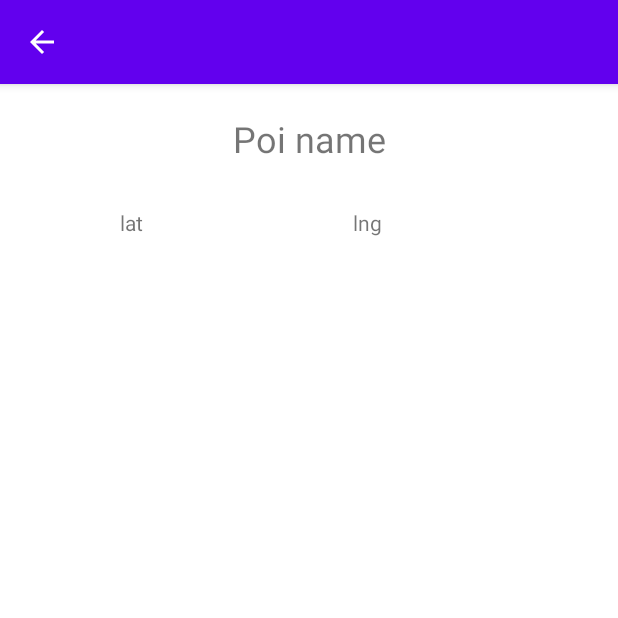
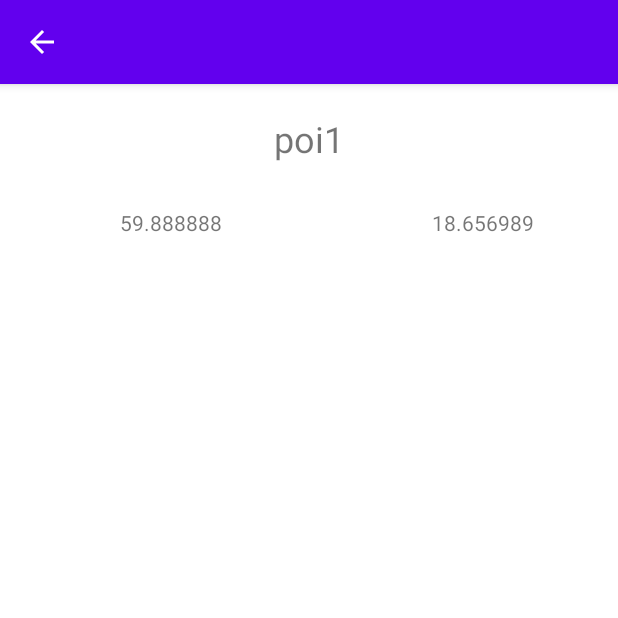
Before and after one commit to k-ola/PI, an Android app: the ShortDetailsActivity screen opened directly, with no data from a screen before it, after a tap on "poi1", on a phone screen of 412 x 824 dp, the top half of it. Run offline under Robolectric (Android 15) with nearby library versions, the phone set to English and light mode, and no system bars.

Commit message:
version with the list with all pois clickable preliminary db.poi details added.

```diff
--- a/app/build.gradle
+++ b/app/build.gradle
@@ -52,6 +52,7 @@ dependencies {
     implementation 'com.google.android.gms:play-services-maps:18.0.0'
     implementation 'com.google.android.gms:play-services-location:19.0.1'
     implementation 'com.google.android.libraries.places:places:2.4.0'
+    implementation 'androidx.legacy:legacy-support-v4:1.0.0'
     testImplementation 'junit:junit:4.+'
     androidTestImplementation 'androidx.test.ext:junit:1.1.3'
     androidTestImplementation 'androidx.test.espresso:espresso-core:3.4.0'
--- a/app/src/main/AndroidManifest.xml
+++ b/app/src/main/AndroidManifest.xml
@@ -19,7 +19,9 @@
         android:roundIcon="@mipmap/ic_launcher_round"
         android:supportsRtl="true"
         android:theme="@style/Theme.WBunkry">
-
+        <activity
+            android:name=".activities.NewShortDetailsActivity"
+            android:exported="false" />
         <!--
              The API key for Google Maps-based APIs is defined as a string resource.
              (See the file "res/values/google_maps_api.xml").
--- a/app/src/main/java/com/example/wbunkry/activities/ShortDetailsActivity.kt
+++ b/app/src/main/java/com/example/wbunkry/activities/ShortDetailsActivity.kt
@@ -1,5 +1,6 @@
 package com.example.wbunkry.activities
 
+import android.app.Activity
 import android.content.Intent
 import androidx.appcompat.app.AppCompatActivity
 import android.os.Bundle
@@ -12,13 +13,14 @@ import com.example.wbunkry.R
 import com.example.wbunkry.adapters.PoiAdapter
 import com.example.wbunkry.database.ShortPathDB
 import com.example.wbunkry.databinding.ActivityShortDetailsBinding
+import java.text.FieldPosition
 
 
 class ShortDetailsActivity : AppCompatActivity(), PoiAdapter.OnItemClickListener {
 
     private lateinit var poiAdapter : PoiAdapter
     private lateinit var recyclerView: RecyclerView
-    //private lateinit var binding: ActivityShortDetailsBinding
+
 
 
 
@@ -31,19 +33,20 @@ class ShortDetailsActivity : AppCompatActivity(), PoiAdapter.OnItemClickListener
 
         poiAdapter=PoiAdapter(applicationContext, this)
         recyclerView.adapter = poiAdapter
+
             }
 
+
+
     override fun onItemClick(
-       // item: ShortPathDB,
         position: Int) {
-        val openPoiDetails = Intent(this, SinglePoiActivity::class.java)
-       //  intent.putExtra("POINAME", item.poiNameList)
-         //intent.putExtra("POILAT", item.poiLatList)
-         //intent.putExtra("POILNG", item.poiLngList)
-        //intent.putExtra("POIDESC", item.poiDescList)
-           .apply {}
-      startActivity(openPoiDetails)
+        val openPoiDetails = Intent(this, SinglePoiActivity::class.java).apply {
+            putExtra("position", position)
+        }
+        startActivity(openPoiDetails)
     }
+
+
 
     fun openShortPath (view: View) {
         val startShortPath = Intent(this, ShortPathActivity::class.java).apply {}
--- a/app/src/main/java/com/example/wbunkry/activities/ShortMapActivity.kt
+++ b/app/src/main/java/com/example/wbunkry/activities/ShortMapActivity.kt
@@ -185,7 +185,9 @@ class ShortMapActivity : AppCompatActivity(), OnMapReadyCallback, OnPolylineClic
         polygon.strokeColor = color
         color = polygon.fillColor xor 0x00ffffff
         polygon.fillColor = color
+       // val showShortDetails = Intent (this, ShortDetailsActivity::class.java).apply{}
         val showShortDetails = Intent (this, ShortDetailsActivity::class.java).apply{}
+
         startActivity(showShortDetails)
     }
 }
--- a/app/src/main/java/com/example/wbunkry/activities/SinglePoiActivity.kt
+++ b/app/src/main/java/com/example/wbunkry/activities/SinglePoiActivity.kt
@@ -1,15 +1,44 @@
 package com.example.wbunkry.activities
 
+import android.content.Intent
 import androidx.appcompat.app.AppCompatActivity
 import android.os.Bundle
 import android.widget.TextView
 import com.example.wbunkry.R
+import com.example.wbunkry.database.Pois
+import com.example.wbunkry.database.ShortPathDB
 
 class SinglePoiActivity : AppCompatActivity() {
-    //lateinit var binding : ActivitySinglePoiBinding
+    private  lateinit var poi: Pois
+
+
+
     override fun onCreate(savedInstanceState: Bundle?) {
         super.onCreate(savedInstanceState)
+        val position = intent.getIntExtra("position", 0)
+        poi = ShortPathDB.poiList.get(position)
        setContentView(R.layout.single_poi)
 
+
+        val namePoi = findViewById<TextView>(R.id.namePoi)
+        namePoi.text=poi.name
+
+            //(ShortPathDB.poiList[position].name)
+
+        val latPoi = findViewById<TextView>(R.id.latPoi)
+        latPoi.text=poi.lat
+            //(ShortPathDB.poiList[position].lat)
+
+        val lngPoi = findViewById<TextView>(R.id.lngPoi)
+        lngPoi.text=poi.lng
+            //(ShortPathDB.poiList[position].lng)
+
+        val descPoi = findViewById<TextView>(R.id.Desc)
+        descPoi.text=poi.desc
+           // (ShortPathDB.poiList[position].desc)
+
     }
+
+
+
 }
--- a/app/src/main/java/com/example/wbunkry/adapters/PoiAdapter.kt
+++ b/app/src/main/java/com/example/wbunkry/adapters/PoiAdapter.kt
@@ -1,43 +1,46 @@
 package com.example.wbunkry.adapters
 
 import android.content.Context
+import android.graphics.ColorSpace
 import android.view.LayoutInflater
 import android.view.View
 import android.view.ViewGroup
+import android.widget.AdapterView
 import android.widget.TextView
+import androidx.appcompat.app.AppCompatActivity
 import androidx.recyclerview.widget.RecyclerView
 import com.example.wbunkry.R
 import com.example.wbunkry.activities.ShortDetailsActivity
+import com.example.wbunkry.activities.SinglePoiActivity
 import com.example.wbunkry.database.ShortPathDB
 
 class PoiAdapter(private var context: Context, private val listener: OnItemClickListener):
     RecyclerView.Adapter<PoiAdapter.PoiViewHolder>() {
-//lateinit var namePoi : TextView
+
+
 
     override fun onCreateViewHolder(viewGrop: ViewGroup, p1: Int): PoiViewHolder {
      //create an object form .xml file
         val layoutInflater=context.getSystemService(Context.LAYOUT_INFLATER_SERVICE) as LayoutInflater
-        //val layoutInflater = LayoutInflater.from(viewGrop.context)
         val poiRow = layoutInflater.inflate(R.layout.poi_row, viewGrop, false)
-       // val namePoi = poiRow.findViewById(R.id.namePoi) as TextView
+
 
         return PoiViewHolder(poiRow)
 
     }
     override fun getItemCount(): Int {
-        return ShortPathDB.poiNameList.size
+        return ShortPathDB.poiList.size
+
     }
 
     override fun onBindViewHolder(holder: PoiViewHolder, position: Int) {
+        val namePoi = holder.itemView.findViewById<TextView>(R.id.poiName)
+        namePoi.text=(ShortPathDB.poiList[position].name)
 
-        val namePoi = holder.itemView.findViewById<TextView>(R.id.poiName)
+    }
 
 
-     return namePoi.setText(ShortPathDB.poiNameList[position])
-
-    }
     inner class PoiViewHolder(val view: View) :RecyclerView.ViewHolder(view), View.OnClickListener {
-        //val namePoi = view.findViewById(R.id.poiName) as TextView
         init {
             itemView.setOnClickListener(this)
         }
@@ -51,7 +54,9 @@ class PoiAdapter(private var context: Context, private val listener: OnItemClick
 
 }
 interface OnItemClickListener {
-    fun onItemClick(position: Int)
+    fun onItemClick(position: Int) {
+
+    }
+
+    }
 }
-
-}
--- a/app/src/main/java/com/example/wbunkry/database/ShortPathDB.kt
+++ b/app/src/main/java/com/example/wbunkry/database/ShortPathDB.kt
@@ -1,26 +1,20 @@
 package com.example.wbunkry.database
+
+import android.graphics.Point
 
 object ShortPathDB {
 
-    var poiNameList: ArrayList<String> = arrayListOf<String>(
-        "poi1",
-        "poi2",
-        "poi3")
+    val poiList: ArrayList<Pois> = arrayListOf<Pois>(
+        Pois("poi1","59.888888","18.656989","desc1"),
+        Pois("poi2","59.786700","18.569856","desc2"),
+        Pois("poi3","58.888901", "18.482521","desc3")
 
-    var poiLatList: ArrayList<String> = arrayListOf<String> (
-        "59.888888",
-        "59.786700",
-        "58.888901")
-
-    var poiLngList: ArrayList<String> = arrayListOf<String> (
-        "18.656989",
-        "18.569856",
-        "18.482521"
-            )
-
-    var poiDescList: ArrayList<String> = arrayListOf<String> (
-        "desc1",
-        "desc2",
-        "desc3"
             )
 }
+
+data class Pois(
+    val name: String,
+    val lat: String,
+    val lng: String,
+    val desc: String
+)
--- /dev/null
+++ b/app/src/main/java/com/example/wbunkry/viewmodel/PoiModel.kt
@@ -0,0 +1,4 @@
+package com.example.wbunkry.viewmodel
+
+class PoiModel {
+}
--- a/app/src/main/res/layout/activity_history.xml
+++ b/app/src/main/res/layout/activity_history.xml
@@ -4,7 +4,7 @@
     xmlns:tools="http://schemas.android.com/tools"
     android:layout_width="match_parent"
     android:layout_height="match_parent"
-    tools:context="wbunkry.HistoryActivity">
+    tools:context="com.example.wbunkry.activities.HistoryActivity">
 
     <ImageView
         android:id="@+id/imageView3"
--- a/app/src/main/res/layout/single_poi.xml
+++ b/app/src/main/res/layout/single_poi.xml
@@ -50,6 +50,8 @@
         app:layout_constraintStart_toEndOf="@+id/latPoi"
         app:layout_constraintTop_toBottomOf="@+id/namePoi" />
 
+
+
     <ScrollView
         android:id="@+id/scrollView2"
         android:layout_width="0dp"
@@ -60,11 +62,23 @@
         app:layout_constraintTop_toBottomOf="@+id/lngPoi"
         tools:ignore="SpeakableTextPresentCheck">
 
+
         <TextView
             android:id="@+id/Desc"
-            android:layout_width="match_parent"
+            android:layout_width="wrap_content"
             android:layout_height="wrap_content"
-            android:text="desc" />
+            android:textAlignment="center"
+            android:textColor="@color/black"
+             />
+
+
     </ScrollView>
 
+
+
+
+
+
+
+
 </androidx.constraintlayout.widget.ConstraintLayout>
--- a/app/src/main/res/values/strings.xml
+++ b/app/src/main/res/values/strings.xml
@@ -25,4 +25,6 @@ Donec ac maximus tortor, nec vulputate augue. Donec at blandit dui. Integer id n
     <string name="default_info_title">Default Location</string>
     <string name="default_info_snippet">No places found, because location permission is disabled.</string>
     <string name="pick_place">Choose a place</string>
+    <!-- TODO: Remove or change this placeholder text -->
+    <string name="hello_blank_fragment">Hello blank fragment</string>
 </resources>
```
